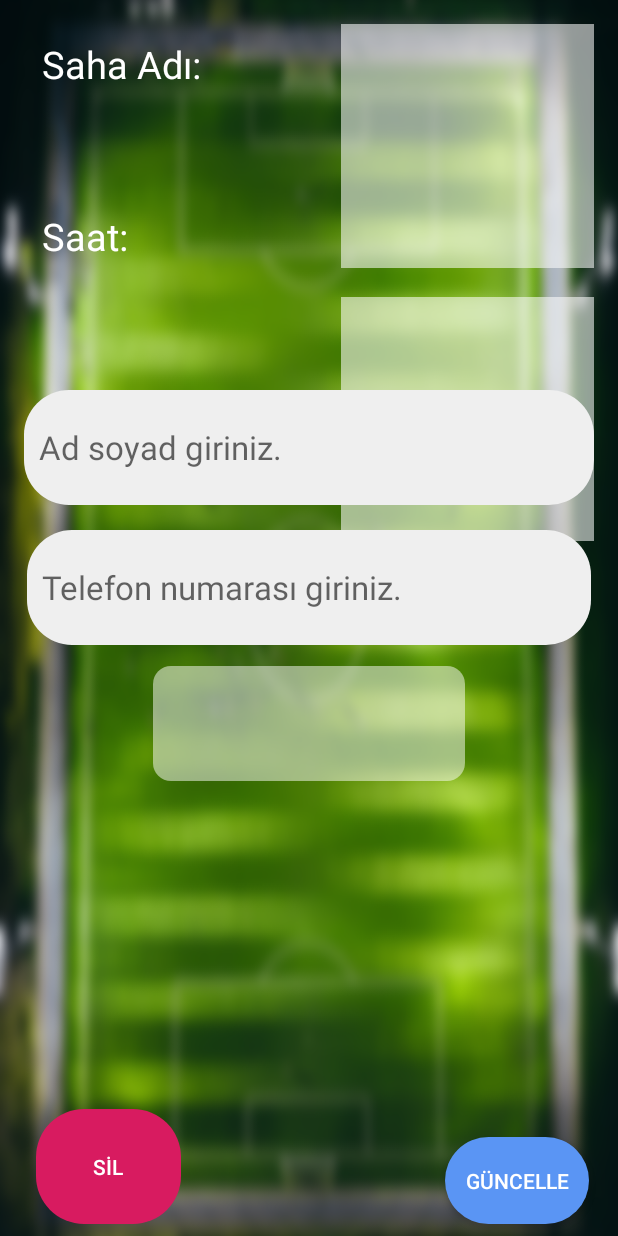
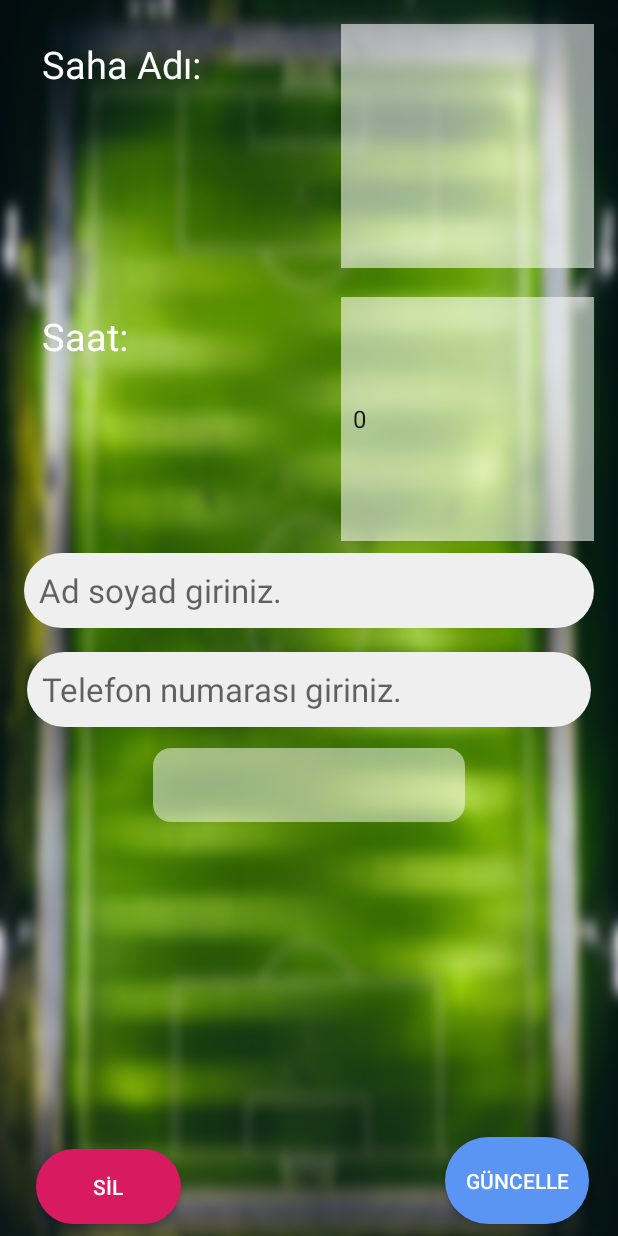
Before and after one commit to BurakCalisgan/SahaniAl, an Android app: the RandevuDetay screen opened directly, with no data from a screen before it, on a phone screen of 412 x 824 dp. Run offline under Robolectric (Android 15) with nearby library versions, the phone set to English and light mode, and no system bars; our stand-ins replace Firebase (no records; nobody signed in at launch, a user with empty details on screens opened directly); 1 statement that could not run was skipped.

Commit message:
Randevu detay ve yeni randevu sayfasındaki alanların üst üste gelme sorunu çözüldü.

```diff
--- a/app/src/main/res/layout/activity_randevu_detay.xml
+++ b/app/src/main/res/layout/activity_randevu_detay.xml
@@ -74,17 +74,17 @@
         android:layout_width="0dp"
         android:layout_height="0dp"
         android:layout_marginStart="16dp"
-        android:layout_marginTop="25dp"
+        android:layout_marginTop="8dp"
         android:layout_marginEnd="16dp"
         android:layout_marginBottom="16dp"
         android:background="@drawable/white_rectangle"
+        android:hint="Ad soyad giriniz."
         android:paddingLeft="10dp"
-        android:hint="Ad soyad giriniz."
         android:textSize="22sp"
         app:layout_constraintBottom_toTopOf="@+id/txTel"
         app:layout_constraintEnd_toEndOf="parent"
         app:layout_constraintStart_toStartOf="parent"
-        app:layout_constraintTop_toBottomOf="@+id/textView2" />
+        app:layout_constraintTop_toBottomOf="@+id/ddSaatler" />
 
 
     <Spinner
--- a/app/src/main/res/layout/activity_yeni_randevu.xml
+++ b/app/src/main/res/layout/activity_yeni_randevu.xml
@@ -19,6 +19,7 @@
         android:textSize="25dp"
         app:layout_constraintBottom_toTopOf="@+id/txAdSoyad"
         app:layout_constraintEnd_toStartOf="@+id/ddSaatler"
+        app:layout_constraintHorizontal_chainStyle="spread_inside"
         app:layout_constraintStart_toStartOf="parent"
         app:layout_constraintTop_toBottomOf="@+id/textView" />
 
@@ -97,7 +98,7 @@
         app:layout_constraintBottom_toBottomOf="parent"
         app:layout_constraintEnd_toEndOf="parent"
         app:layout_constraintStart_toStartOf="parent"
-        app:layout_constraintTop_toBottomOf="@+id/textView2" />
+        app:layout_constraintTop_toBottomOf="@+id/ddSaatler" />
 
 
     <Spinner
```
